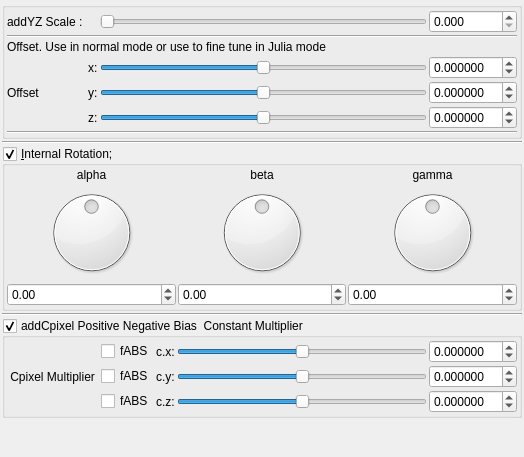
First picture: the form in mandelbulber2/qt_data/fractal_msltoesym3_mod2.ui, repository buddhi1980/mandelbulber2, before the edit.
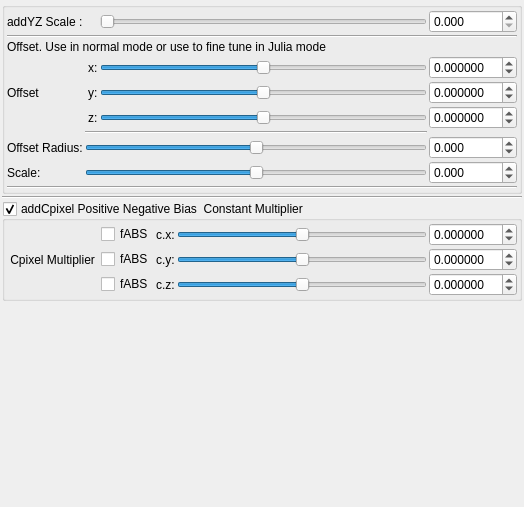
Second picture: the form after the edit. Custom widgets are drawn as their Qt base class.

```diff
--- a/mandelbulber2/qt_data/fractal_msltoesym3_mod2.ui
+++ b/mandelbulber2/qt_data/fractal_msltoesym3_mod2.ui
@@ -7,7 +7,7 @@
     <x>0</x>
     <y>0</y>
     <width>524</width>
-    <height>457</height>
+    <height>507</height>
    </rect>
   </property>
   <property name="windowTitle">
@@ -61,6 +61,13 @@
         <property name="spacing">
          <number>2</number>
         </property>
+        <item row="4" column="1">
+         <widget class="QLabel" name="label_267">
+          <property name="text">
+           <string>Offset</string>
+          </property>
+         </widget>
+        </item>
         <item row="3" column="3">
          <widget class="QSlider" name="slider3_transf_addition_constant_x">
           <property name="sizePolicy">
@@ -83,50 +90,22 @@
           </property>
          </widget>
         </item>
-        <item row="4" column="4">
-         <widget class="MyDoubleSpinBox" name="spinbox3_transf_addition_constant_y">
-          <property name="sizePolicy">
-           <sizepolicy hsizetype="Minimum" vsizetype="Maximum">
-            <horstretch>0</horstretch>
-            <verstretch>0</verstretch>
-           </sizepolicy>
+        <item row="3" column="2">
+         <widget class="QLabel" name="label_257">
+          <property name="text">
+           <string>x:</string>
           </property>
-          <property name="prefix">
-           <string/>
-          </property>
-          <property name="suffix">
-           <string/>
-          </property>
-          <property name="decimals">
-           <number>6</number>
-          </property>
-          <property name="minimum">
-           <double>-99.989999999999995</double>
-          </property>
-          <property name="maximum">
-           <double>99.989999999999995</double>
-          </property>
-          <property name="singleStep">
-           <double>0.100000000000000</double>
-          </property>
          </widget>
         </item>
-        <item row="6" column="1" colspan="4">
-         <widget class="Line" name="line_59">
-          <property name="orientation">
-           <enum>Qt::Horizontal</enum>
-          </property>
-         </widget>
-        </item>
-        <item row="2" column="1" colspan="4">
-         <widget class="QLabel" name="label">
+        <item row="5" column="2">
+         <widget class="QLabel" name="label_266">
           <property name="text">
-           <string>Offset. Use in normal mode or use to fine tune in Julia mode</string>
+           <string>z:</string>
           </property>
          </widget>
         </item>
-        <item row="5" column="3">
-         <widget class="QSlider" name="slider3_transf_addition_constant_z">
+        <item row="0" column="3">
+         <widget class="QSlider" name="slider_transf_scale_0">
           <property name="sizePolicy">
            <sizepolicy hsizetype="Expanding" vsizetype="Maximum">
             <horstretch>0</horstretch>
@@ -134,14 +113,17 @@
            </sizepolicy>
           </property>
           <property name="minimum">
-           <number>-5000000</number>
+           <number>0</number>
           </property>
           <property name="maximum">
-           <number>5000000</number>
+           <number>15000</number>
           </property>
           <property name="singleStep">
            <number>1</number>
           </property>
+          <property name="pageStep">
+           <number>100</number>
+          </property>
           <property name="orientation">
            <enum>Qt::Horizontal</enum>
           </property>
@@ -175,20 +157,63 @@
           </property>
          </widget>
         </item>
-        <item row="4" column="1">
-         <widget class="QLabel" name="label_267">
-          <property name="text">
-           <string>Offset</string>
+        <item row="3" column="4">
+         <widget class="MyDoubleSpinBox" name="spinbox3_transf_addition_constant_x">
+          <property name="sizePolicy">
+           <sizepolicy hsizetype="Minimum" vsizetype="Maximum">
+            <horstretch>0</horstretch>
+            <verstretch>0</verstretch>
+           </sizepolicy>
+          </property>
+          <property name="prefix">
+           <string/>
+          </property>
+          <property name="suffix">
+           <string/>
+          </property>
+          <property name="decimals">
+           <number>6</number>
+          </property>
+          <property name="minimum">
+           <double>-99.989999999999995</double>
+          </property>
+          <property name="maximum">
+           <double>99.989999999999995</double>
+          </property>
+          <property name="singleStep">
+           <double>0.100000000000000</double>
           </property>
          </widget>
         </item>
-        <item row="1" column="1" colspan="4">
-         <widget class="Line" name="line_56">
+        <item row="4" column="3">
+         <widget class="QSlider" name="slider3_transf_addition_constant_y">
+          <property name="sizePolicy">
+           <sizepolicy hsizetype="Expanding" vsizetype="Maximum">
+            <horstretch>0</horstretch>
+            <verstretch>0</verstretch>
+           </sizepolicy>
+          </property>
+          <property name="minimum">
+           <number>-5000000</number>
+          </property>
+          <property name="maximum">
+           <number>5000000</number>
+          </property>
+          <property name="singleStep">
+           <number>1</number>
+          </property>
           <property name="orientation">
            <enum>Qt::Horizontal</enum>
           </property>
          </widget>
         </item>
+        <item row="4" column="2">
+         <widget class="QLabel" name="label_264">
+          <property name="text">
+           <string>y:</string>
+          </property>
+         </widget>
+        </item>
         <item row="0" column="4">
          <widget class="MyDoubleSpinBox" name="spinbox_transf_scale_0">
           <property name="sizePolicy">
@@ -217,6 +242,41 @@
           </property>
          </widget>
         </item>
+        <item row="2" column="1" colspan="4">
+         <widget class="QLabel" name="label">
+          <property name="text">
+           <string>Offset. Use in normal mode or use to fine tune in Julia mode</string>
+          </property>
+         </widget>
+        </item>
+        <item row="4" column="4">
+         <widget class="MyDoubleSpinBox" name="spinbox3_transf_addition_constant_y">
+          <property name="sizePolicy">
+           <sizepolicy hsizetype="Minimum" vsizetype="Maximum">
+            <horstretch>0</horstretch>
+            <verstretch>0</verstretch>
+           </sizepolicy>
+          </property>
+          <property name="prefix">
+           <string/>
+          </property>
+          <property name="suffix">
+           <string/>
+          </property>
+          <property name="decimals">
+           <number>6</number>
+          </property>
+          <property name="minimum">
+           <double>-99.989999999999995</double>
+          </property>
+          <property name="maximum">
+           <double>99.989999999999995</double>
+          </property>
+          <property name="singleStep">
+           <double>0.100000000000000</double>
+          </property>
+         </widget>
+        </item>
         <item row="0" column="1">
          <widget class="QLabel" name="label_10">
           <property name="text">
@@ -224,15 +284,22 @@
           </property>
          </widget>
         </item>
-        <item row="4" column="2">
-         <widget class="QLabel" name="label_264">
-          <property name="text">
-           <string>y:</string>
+        <item row="1" column="1" colspan="4">
+         <widget class="Line" name="line_56">
+          <property name="orientation">
+           <enum>Qt::Horizontal</enum>
           </property>
          </widget>
         </item>
-        <item row="4" column="3">
-         <widget class="QSlider" name="slider3_transf_addition_constant_y">
+        <item row="7" column="1" colspan="4">
+         <widget class="Line" name="line_59">
+          <property name="orientation">
+           <enum>Qt::Horizontal</enum>
+          </property>
+         </widget>
+        </item>
+        <item row="5" column="3">
+         <widget class="QSlider" name="slider3_transf_addition_constant_z">
           <property name="sizePolicy">
            <sizepolicy hsizetype="Expanding" vsizetype="Maximum">
             <horstretch>0</horstretch>
@@ -253,72 +320,139 @@
           </property>
          </widget>
         </item>
-        <item row="3" column="4">
-         <widget class="MyDoubleSpinBox" name="spinbox3_transf_addition_constant_x">
-          <property name="sizePolicy">
-           <sizepolicy hsizetype="Minimum" vsizetype="Maximum">
-            <horstretch>0</horstretch>
-            <verstretch>0</verstretch>
-           </sizepolicy>
+        <item row="6" column="1" colspan="4">
+         <layout class="QGridLayout" name="gridLayout_3">
+          <property name="spacing">
+           <number>2</number>
           </property>
-          <property name="prefix">
-           <string/>
-          </property>
-          <property name="suffix">
-           <string/>
-          </property>
-          <property name="decimals">
-           <number>6</number>
-          </property>
-          <property name="minimum">
-           <double>-99.989999999999995</double>
-          </property>
-          <property name="maximum">
-           <double>99.989999999999995</double>
-          </property>
-          <property name="singleStep">
-           <double>0.100000000000000</double>
-          </property>
-         </widget>
-        </item>
-        <item row="0" column="3">
-         <widget class="QSlider" name="slider_transf_scale_0">
-          <property name="sizePolicy">
-           <sizepolicy hsizetype="Expanding" vsizetype="Maximum">
-            <horstretch>0</horstretch>
-            <verstretch>0</verstretch>
-           </sizepolicy>
-          </property>
-          <property name="minimum">
-           <number>0</number>
-          </property>
-          <property name="maximum">
-           <number>15000</number>
-          </property>
-          <property name="singleStep">
-           <number>1</number>
-          </property>
-          <property name="pageStep">
-           <number>100</number>
-          </property>
-          <property name="orientation">
-           <enum>Qt::Horizontal</enum>
-          </property>
-         </widget>
-        </item>
-        <item row="5" column="2">
-         <widget class="QLabel" name="label_266">
-          <property name="text">
-           <string>z:</string>
-          </property>
-         </widget>
-        </item>
-        <item row="3" column="2">
-         <widget class="QLabel" name="label_257">
-          <property name="text">
-           <string>x:</string>
-          </property>
-         </widget>
+          <item row="2" column="1">
+           <widget class="QSlider" name="slider_transf_scale_1">
+            <property name="sizePolicy">
+             <sizepolicy hsizetype="Expanding" vsizetype="Maximum">
+              <horstretch>0</horstretch>
+              <verstretch>0</verstretch>
+             </sizepolicy>
+            </property>
+            <property name="minimum">
+             <number>-18000</number>
+            </property>
+            <property name="maximum">
+             <number>18000</number>
+            </property>
+            <property name="value">
+             <number>0</number>
+            </property>
+            <property name="sliderPosition">
+             <number>0</number>
+            </property>
+            <property name="orientation">
+             <enum>Qt::Horizontal</enum>
+            </property>
+           </widget>
+          </item>
+          <item row="1" column="2">
+           <widget class="MyDoubleSpinBox" name="spinbox_transf_offset">
+            <property name="sizePolicy">
+             <sizepolicy hsizetype="Minimum" vsizetype="Maximum">
+              <horstretch>0</horstretch>
+              <verstretch>0</verstretch>
+             </sizepolicy>
+            </property>
+            <property name="prefix">
+             <string/>
+            </property>
+            <property name="suffix">
+             <string/>
+            </property>
+            <property name="decimals">
+             <number>3</number>
+            </property>
+            <property name="minimum">
+             <double>-36000.000000000000000</double>
+            </property>
+            <property name="maximum">
+             <double>36000.000000000000000</double>
+            </property>
+            <property name="singleStep">
+             <double>0.100000000000000</double>
+            </property>
+           </widget>
+          </item>
+          <item row="2" column="2">
+           <widget class="MyDoubleSpinBox" name="spinbox_transf_scale_1">
+            <property name="sizePolicy">
+             <sizepolicy hsizetype="Minimum" vsizetype="Maximum">
+              <horstretch>0</horstretch>
+              <verstretch>0</verstretch>
+             </sizepolicy>
+            </property>
+            <property name="prefix">
+             <string/>
+            </property>
+            <property name="suffix">
+             <string/>
+            </property>
+            <property name="decimals">
+             <number>3</number>
+            </property>
+            <property name="minimum">
+             <double>-36000.000000000000000</double>
+            </property>
+            <property name="maximum">
+             <double>36000.000000000000000</double>
+            </property>
+            <property name="singleStep">
+             <double>0.100000000000000</double>
+            </property>
+           </widget>
+          </item>
+          <item row="1" column="0">
+           <widget class="QLabel" name="label_146">
+            <property name="text">
+             <string>Offset Radius:</string>
+            </property>
+           </widget>
+          </item>
+          <item row="1" column="1">
+           <widget class="QSlider" name="slider_transf_offset">
+            <property name="sizePolicy">
+             <sizepolicy hsizetype="Expanding" vsizetype="Maximum">
+              <horstretch>0</horstretch>
+              <verstretch>0</verstretch>
+             </sizepolicy>
+            </property>
+            <property name="minimum">
+             <number>-18000</number>
+            </property>
+            <property name="maximum">
+             <number>18000</number>
+            </property>
+            <property name="value">
+             <number>0</number>
+            </property>
+            <property name="sliderPosition">
+             <number>0</number>
+            </property>
+            <property name="orientation">
+             <enum>Qt::Horizontal</enum>
+            </property>
+           </widget>
+          </item>
+          <item row="2" column="0">
+           <widget class="QLabel" name="label_147">
+            <property name="text">
+             <string>Scale:</string>
+            </property>
+           </widget>
+          </item>
+          <item row="0" column="1">
+           <widget class="Line" name="line_60">
+            <property name="orientation">
+             <enum>Qt::Horizontal</enum>
+            </property>
+           </widget>
+          </item>
+         </layout>
         </item>
        </layout>
       </item>
@@ -332,200 +466,6 @@
      </property>
     </widget>
    </item>
-   <item>
-    <widget class="MyGroupBox" name="groupCheck_transf_rotation_enabled">
-     <property name="title">
-      <string>&amp;Internal Rotation; </string>
-     </property>
-     <property name="checkable">
-      <bool>true</bool>
-     </property>
-     <layout class="QVBoxLayout" name="verticalLayout_9" stretch="0">
-      <property name="spacing">
-       <number>2</number>
-      </property>
-      <property name="leftMargin">
-       <number>2</number>
-      </property>
-      <property name="topMargin">
-       <number>2</number>
-      </property>
-      <property name="rightMargin">
-       <number>2</number>
-      </property>
-      <property name="bottomMargin">
-       <number>2</number>
-      </property>
-      <item>
-       <layout class="QGridLayout" name="gridLayout_11">
-        <property name="spacing">
-         <number>2</number>
-        </property>
-        <item row="1" column="1">
-         <widget class="QLabel" name="label_34">
-          <property name="text">
-           <string>beta</string>
-          </property>
-          <property name="alignment">
-           <set>Qt::AlignCenter</set>
-          </property>
-         </widget>
-        </item>
-        <item row="1" column="2">
-         <widget class="QLabel" name="label_36">
-          <property name="text">
-           <string>gamma</string>
-          </property>
-          <property name="alignment">
-           <set>Qt::AlignCenter</set>
-          </property>
-         </widget>
-        </item>
-        <item row="2" column="0">
-         <widget class="QDial" name="dial3_transf_rotation_x">
-          <property name="minimum">
-           <number>-18000</number>
-          </property>
-          <property name="maximum">
-           <number>18000</number>
-          </property>
-          <property name="wrapping">
-           <bool>true</bool>
-          </property>
-         </widget>
-        </item>
-        <item row="2" column="1">
-         <widget class="QDial" name="dial3_transf_rotation_y">
-          <property name="minimum">
-           <number>-18000</number>
-          </property>
-          <property name="maximum">
-           <number>18000</number>
-          </property>
-          <property name="wrapping">
-           <bool>true</bool>
-          </property>
-         </widget>
-        </item>
-        <item row="1" column="0">
-         <widget class="QLabel" name="label_35">
-          <property name="text">
-           <string>alpha</string>
-          </property>
-          <property name="alignment">
-           <set>Qt::AlignCenter</set>
-          </property>
-         </widget>
-        </item>
-        <item row="2" column="2">
-         <widget class="QDial" name="dial3_transf_rotation_z">
-          <property name="minimum">
-           <number>-18000</number>
-          </property>
-          <property name="maximum">
-           <number>18000</number>
-          </property>
-          <property name="wrapping">
-           <bool>true</bool>
-          </property>
-         </widget>
-        </item>
-        <item row="4" column="0">
-         <widget class="MyDoubleSpinBox" name="spinboxd3_transf_rotation_x">
-          <property name="sizePolicy">
-           <sizepolicy hsizetype="Minimum" vsizetype="Maximum">
-            <horstretch>0</horstretch>
-            <verstretch>0</verstretch>
-           </sizepolicy>
-          </property>
-          <property name="prefix">
-           <string/>
-          </property>
-          <property name="suffix">
-           <string/>
-          </property>
-          <property name="decimals">
-           <number>2</number>
-          </property>
-          <property name="minimum">
-           <double>-180.000000000000000</double>
-          </property>
-          <property name="maximum">
-           <double>180.000000000000000</double>
-          </property>
-          <property name="singleStep">
-           <double>1.000000000000000</double>
-          </property>
-         </widget>
-        </item>
-        <item row="4" column="1">
-         <widget class="MyDoubleSpinBox" name="spinboxd3_transf_rotation_y">
-          <property name="sizePolicy">
-           <sizepolicy hsizetype="Minimum" vsizetype="Maximum">
-            <horstretch>0</horstretch>
-            <verstretch>0</verstretch>
-           </sizepolicy>
-          </property>
-          <property name="prefix">
-           <string/>
-          </property>
-          <property name="suffix">
-           <string/>
-          </property>
-          <property name="decimals">
-           <number>2</number>
-          </property>
-          <property name="minimum">
-           <double>-180.000000000000000</double>
-          </property>
-          <property name="maximum">
-           <double>180.000000000000000</double>
-          </property>
-          <property name="singleStep">
-           <double>1.000000000000000</double>
-          </property>
-         </widget>
-        </item>
-        <item row="4" column="2">
-         <widget class="MyDoubleSpinBox" name="spinboxd3_transf_rotation_z">
-          <property name="sizePolicy">
-           <sizepolicy hsizetype="Minimum" vsizetype="Maximum">
-            <horstretch>0</horstretch>
-            <verstretch>0</verstretch>
-           </sizepolicy>
-          </property>
-          <property name="prefix">
-           <string/>
-          </property>
-          <property name="suffix">
-           <string/>
-          </property>
-          <property name="decimals">
-           <number>2</number>
-          </property>
-          <property name="minimum">
-           <double>-180.000000000000000</double>
-          </property>
-          <property name="maximum">
-           <double>180.000000000000000</double>
-          </property>
-          <property name="singleStep">
-           <double>1.000000000000000</double>
-          </property>
-         </widget>
-        </item>
-       </layout>
-      </item>
-     </layout>
-    </widget>
-   </item>
-   <item>
-    <widget class="Line" name="line_58">
-     <property name="orientation">
-      <enum>Qt::Horizontal</enum>
-     </property>
-    </widget>
-   </item>
    <item>
     <widget class="MyGroupBox" name="groupCheck_transf_addCpixel_enabled_false">
      <property name="toolTip">
```
